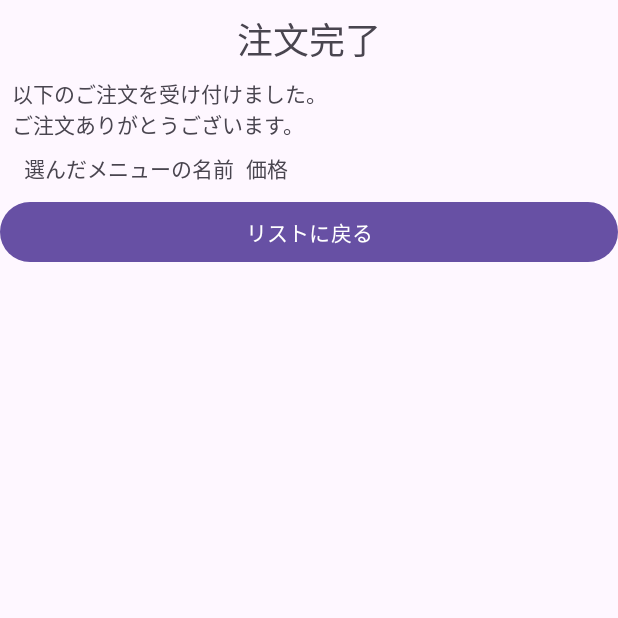
After one commit to TakashiSasaki/android-2024, an Android app: the MenuThanksActivity screen opened directly, with no data from a screen before it, on a phone screen of 412 x 824 dp, the top half of it. The commit adds this screen. Run offline under Robolectric (Android 15) with nearby library versions, the phone set to English and light mode, and no system bars.

Commit message:
IntentSample

```diff
--- a/IntentSample/app/src/main/AndroidManifest.xml
+++ b/IntentSample/app/src/main/AndroidManifest.xml
@@ -13,6 +13,9 @@
         android:theme="@style/Theme.IntentSample"
         tools:targetApi="31">
         <activity
+            android:name=".MenuThanksActivity"
+            android:exported="false" />
+        <activity
             android:name=".MainActivity"
             android:exported="true">
             <intent-filter>
--- a/IntentSample/app/src/main/java/jp/ac/kawahara/t_sasaki/intentsample/MainActivity.kt
+++ b/IntentSample/app/src/main/java/jp/ac/kawahara/t_sasaki/intentsample/MainActivity.kt
@@ -12,7 +12,6 @@
     override fun onCreate(savedInstanceState: Bundle?) {
         super.onCreate(savedInstanceState)
         setContentView(R.layout.activity_main)
-
 
         // 教科書の書き方
         //val menuList2 : MutableList<MutableMap<String,String>> = mutableListOf()
--- /dev/null
+++ b/IntentSample/app/src/main/java/jp/ac/kawahara/t_sasaki/intentsample/MenuThanksActivity.kt
@@ -0,0 +1,14 @@
+package jp.ac.kawahara.t_sasaki.intentsample
+
+import android.os.Bundle
+import androidx.activity.enableEdgeToEdge
+import androidx.appcompat.app.AppCompatActivity
+import androidx.core.view.ViewCompat
+import androidx.core.view.WindowInsetsCompat
+
+class MenuThanksActivity : AppCompatActivity() {
+    override fun onCreate(savedInstanceState: Bundle?) {
+        super.onCreate(savedInstanceState)
+        setContentView(R.layout.activity_menu_thanks)
+    }
+}
--- /dev/null
+++ b/IntentSample/app/src/main/res/layout/activity_menu_thanks.xml
@@ -0,0 +1,64 @@
+<?xml version="1.0" encoding="utf-8"?>
+<androidx.constraintlayout.widget.ConstraintLayout xmlns:android="http://schemas.android.com/apk/res/android"
+    xmlns:app="http://schemas.android.com/apk/res-auto"
+    xmlns:tools="http://schemas.android.com/tools"
+    android:id="@+id/main"
+    android:layout_width="match_parent"
+    android:layout_height="match_parent"
+    tools:context=".MenuThanksActivity">
+
+    <TextView
+        android:id="@+id/tvThxTitle"
+        android:layout_width="wrap_content"
+        android:layout_height="wrap_content"
+        android:layout_marginStart="8dp"
+        android:layout_marginTop="8dp"
+        android:layout_marginEnd="8dp"
+        android:text="@string/tv_thx_title"
+        android:textSize="24sp"
+        app:layout_constraintEnd_toEndOf="parent"
+        app:layout_constraintStart_toStartOf="parent"
+        app:layout_constraintTop_toTopOf="parent" />
+
+    <TextView
+        android:id="@+id/tvThxDesc"
+        android:layout_width="0dp"
+        android:layout_height="wrap_content"
+        android:layout_marginStart="8dp"
+        android:layout_marginTop="8dp"
+        android:layout_marginEnd="8dp"
+        android:text="@string/tv_thx_desc"
+        app:layout_constraintEnd_toEndOf="parent"
+        app:layout_constraintStart_toStartOf="parent"
+        app:layout_constraintTop_toBottomOf="@+id/tvThxTitle" />
+
+    <TextView
+        android:id="@+id/tvMenuName"
+        android:layout_width="wrap_content"
+        android:layout_height="wrap_content"
+        android:layout_marginStart="16dp"
+        android:layout_marginTop="8dp"
+        android:text="選んだメニューの名前"
+        app:layout_constraintStart_toStartOf="parent"
+        app:layout_constraintTop_toBottomOf="@+id/tvThxDesc" />
+
+    <TextView
+        android:id="@+id/tvMenuPrice"
+        android:layout_width="wrap_content"
+        android:layout_height="wrap_content"
+        android:layout_marginStart="8dp"
+        android:layout_marginTop="8dp"
+        android:text="価格"
+        app:layout_constraintStart_toEndOf="@+id/tvMenuName"
+        app:layout_constraintTop_toBottomOf="@+id/tvThxDesc" />
+
+    <Button
+        android:id="@+id/btThxBack"
+        android:layout_width="0dp"
+        android:layout_height="wrap_content"
+        android:layout_marginTop="8dp"
+        android:text="@string/bt_thx_back"
+        app:layout_constraintEnd_toEndOf="parent"
+        app:layout_constraintStart_toStartOf="parent"
+        app:layout_constraintTop_toBottomOf="@+id/tvMenuName" />
+</androidx.constraintlayout.widget.ConstraintLayout>
```
